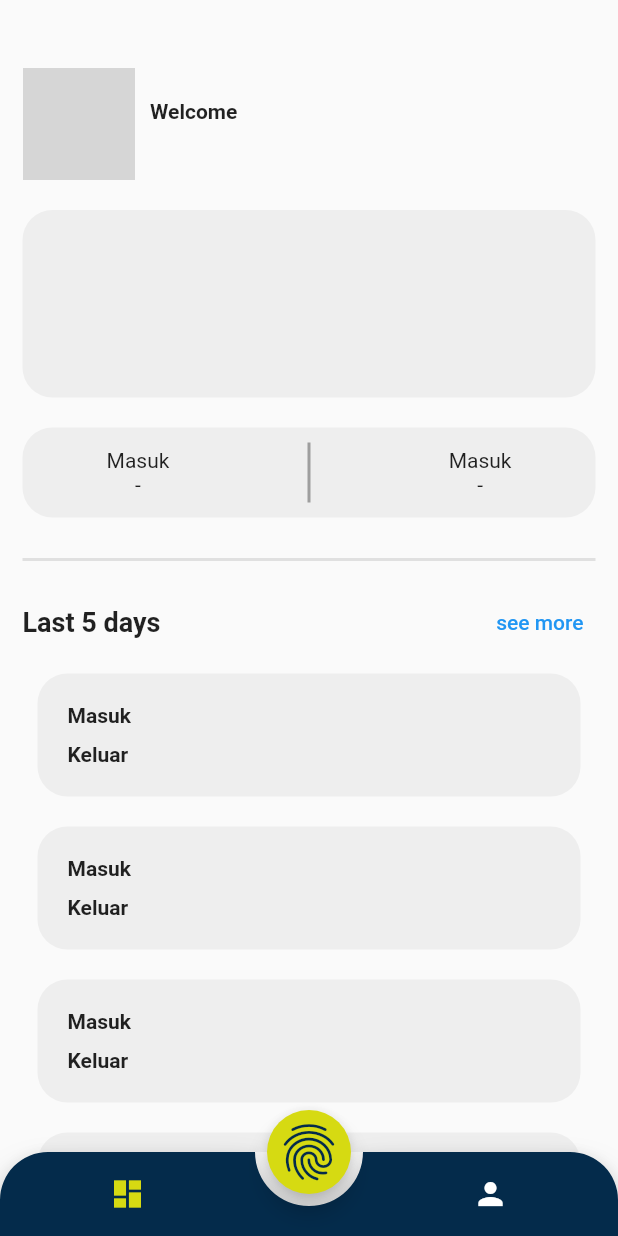
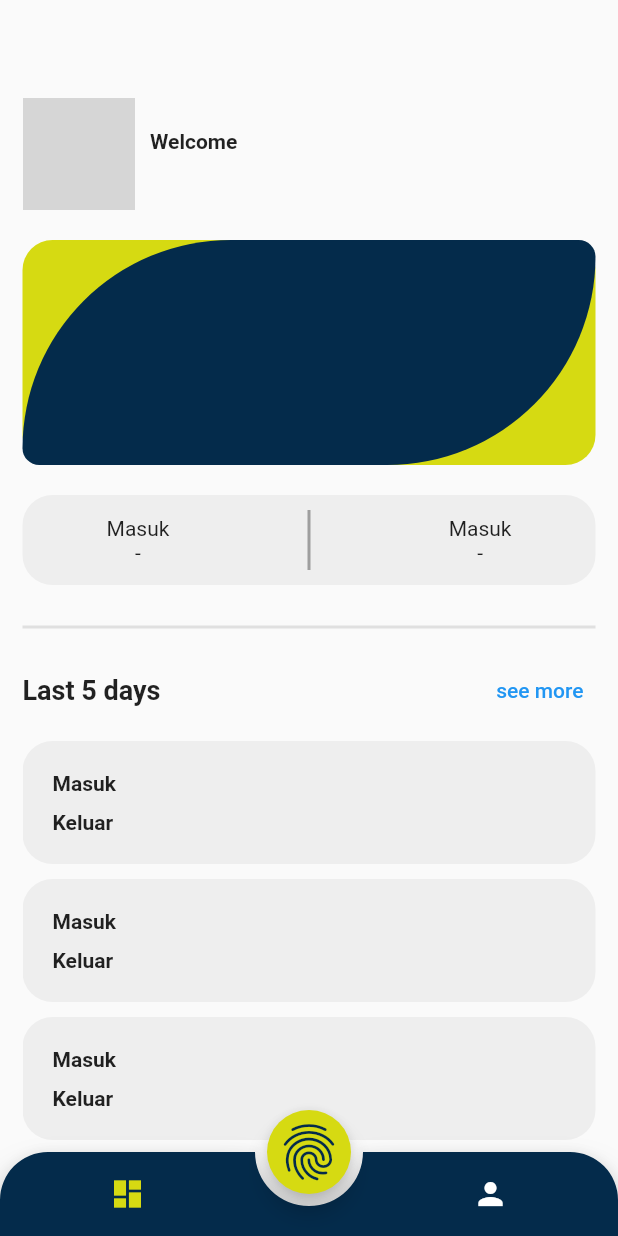
Before and after one commit to Adikara20/attendace, a Flutter app: the HomeView screen opened by its route, after a tap on the "fingerprint" icon, on a phone screen of 412 x 824 dp. Run offline on Flutter 3.47's test engine with Material 2 defaults, Android fonts, the phone set to English and light mode, and no system bars; drawn by our look-alikes of animated_bottom_navigation_bar; our stand-ins replace cloud_firestore, firebase_auth, firebase_core, firebase_storage, geocoding, geolocator and 2 more; accounts and stored records are empty; network calls fail; grey boxes are pictures that could not be loaded.

Commit message:
subCommit 5b
adjust display home page

```diff
--- a/lib/app/controllers/page_index_controller_controller.dart
+++ b/lib/app/controllers/page_index_controller_controller.dart
@@ -24,6 +24,10 @@ class PageIndexControllerController extends GetxController {
   void changePage(int index) async {
     switch (index) {
       case 0:
+        indexPage.value = index;
+        Get.offAllNamed(Routes.HOME);
+        break;
+      case 1:
         Map<String, dynamic> dataResponse = await determinePosition();
         if (dataResponse["error"] != true) {
           Position position = dataResponse["position"];
@@ -47,13 +51,14 @@ class PageIndexControllerController extends GetxController {
           Get.snackbar("error occurred", dataResponse["message"]);
         }
         break;
-      case 1:
+      case 2:
         indexPage.value = index;
         Get.offAllNamed(Routes.PROFILE);
         break;
       default:
         indexPage.value = index;
         Get.offAllNamed(Routes.HOME);
+        break;
     }
   }
 
@@ -91,7 +96,7 @@ class PageIndexControllerController extends GetxController {
           "long": position.longitude,
           "address": address,
           "status": status,
-          "distance" : distance,
+          "distance": distance,
         }
       });
     } else {
@@ -111,7 +116,7 @@ class PageIndexControllerController extends GetxController {
                   "long": position.longitude,
                   "address": address,
                   "status": status,
-                  "distance" : distance,
+                  "distance": distance,
                 }
               })
             : Get.snackbar("Successfully", "You got attendance in & out");
@@ -125,7 +130,7 @@ class PageIndexControllerController extends GetxController {
             "long": position.longitude,
             "address": address,
             "status": status,
-            "distance" : distance,
+            "distance": distance,
           }
         });
       }
--- a/lib/app/modules/home_modules/home/views/home_view.dart
+++ b/lib/app/modules/home_modules/home/views/home_view.dart
@@ -1,7 +1,6 @@
 import 'package:animated_bottom_navigation_bar/animated_bottom_navigation_bar.dart';
 import 'package:attendace/app/controllers/page_index_controller_controller.dart';
 import 'package:cloud_firestore/cloud_firestore.dart';
-import 'package:firebase_auth/firebase_auth.dart';
 import 'package:flutter/material.dart';
 
 import 'package:get/get.dart';
@@ -62,10 +61,11 @@ class HomeView extends GetView<HomeController> {
             String defaultImage =
                 "https://ui-avatars.com/api/?name=${user['name']}";
 
-              return ListView(
-                padding: const EdgeInsets.only(top: 45,right: 15, bottom: 15, left: 15),
+            return Padding(
+              padding: const EdgeInsets.only(
+                  top: 65, left: 15, right: 15, bottom: 5),
+              child: Column(
                 children: [
-                  //
                   Row(
                     children: [
                       ClipOval(
@@ -106,19 +106,43 @@ class HomeView extends GetView<HomeController> {
                   const SizedBox(
                     height: 20,
                   ),
+                  Stack(
+                    alignment: Alignment.center,
+                    children: [
                       Container(
-                    //height: 250,
+                        width: MediaQuery.of(context).size.width,
+                        height: 150,
                         padding: const EdgeInsets.all(10),
-                    decoration: BoxDecoration(
-                      borderRadius: BorderRadius.circular(20),
-                      color: Colors.grey[200],
+                        decoration: const BoxDecoration(
+                            borderRadius: BorderRadius.all(Radius.circular(20)),
+                            //color: Colors.grey[200],
+                            color: AppColors.secondaryColor),
+                        child: const SizedBox(),
                       ),
-                    child: Column(
+                      Container(
+                        width: MediaQuery.of(context).size.width,
+                        height: 150,
+                        padding: const EdgeInsets.all(10),
+                        decoration: const BoxDecoration(
+                            borderRadius: BorderRadiusDirectional.only(
+                              topStart: Radius.circular(250),
+                              bottomEnd: Radius.circular(250),
+                              topEnd: Radius.circular(20),
+                              bottomStart: Radius.circular(20),
+                            ),
+                            //color: Colors.grey[200],
+                            color: AppColors.primaryColor),
+                        child: const SizedBox(),
+                      ),
+                      Column(
                         children: [
                           Text(
                             "${user["job"]}",
                             style: const TextStyle(
-                              fontSize: 22, fontWeight: FontWeight.bold),
+                              fontSize: 22,
+                              fontWeight: FontWeight.bold,
+                              color: AppColors.whiteColor,
+                            ),
                           ),
                           const SizedBox(
                             height: 10,
@@ -126,7 +150,10 @@ class HomeView extends GetView<HomeController> {
                           Text(
                             "${user["nip"]}",
                             style: const TextStyle(
-                              fontSize: 28, fontWeight: FontWeight.bold),
+                              fontSize: 28,
+                              fontWeight: FontWeight.bold,
+                              color: AppColors.whiteColor,
+                            ),
                           ),
                           const SizedBox(
                             height: 10,
@@ -135,10 +162,12 @@ class HomeView extends GetView<HomeController> {
                             "${user["name"]}",
                             style: const TextStyle(
                               fontSize: 22,
+                              color: AppColors.whiteColor,
                             ),
                           ),
                         ],
                       ),
+                    ],
                   ),
                   const SizedBox(
                     height: 20,
@@ -198,16 +227,18 @@ class HomeView extends GetView<HomeController> {
                       ),
                     ],
                   ),
-                  // const SizedBox(
-                  //   height: 10,
-                  // ),
-                  ListView.builder(
-                      shrinkWrap: true,
-                      physics: const NeverScrollableScrollPhysics(),
+                  const SizedBox(
+                    height: 10,
+                  ),
+                  Expanded(
+                    child: ListView.builder(
+                      padding: EdgeInsets.zero,
+                      //shrinkWrap: true,
+                      //physics: const NeverScrollableScrollPhysics(),
                       itemCount: 5,
                       itemBuilder: (context, index) {
                         return Padding(
-                          padding: const EdgeInsets.all(10),
+                          padding: const EdgeInsets.only(bottom: 10),
                           child: Material(
                             color: Colors.grey[200],
                             borderRadius: BorderRadius.circular(20),
@@ -244,31 +275,19 @@ class HomeView extends GetView<HomeController> {
                             ),
                           ),
                         );
-                      }),
+                      },
+                    ),
+                  ),
                 ],
+              ),
             );
           } else {
             return const Center(
               child: Text("Cannot execute database"),
             );
           }
-          }),
-
-      // floatingActionButton: Obx(
-      //   () => FloatingActionButton(
-      //     onPressed: () async {
-      //       if (controller.isLoading.isFalse) {
-      //         controller.isLoading.value = true;
-      //         await FirebaseAuth.instance.signOut();
-      //         controller.isLoading.value = false;
-      //         Get.offAllNamed(Routes.LOGIN);
-      //       }
-      //     },
-      //     child: controller.isLoading.isFalse
-      //         ? const Icon(Icons.logout)
-      //         : const CircularProgressIndicator(),
-      //   ),
-      // ),
+        },
+      ),
       floatingActionButton: FloatingActionButton(
         backgroundColor: AppColors.secondaryColor,
         child: const Icon(
--- a/lib/app/routes/app_pages.dart
+++ b/lib/app/routes/app_pages.dart
@@ -58,7 +58,7 @@ class AppPages {
     ),
     GetPage(
       name: _Paths.PROFILE,
-      page: () => const ProfileView(),
+      page: () => ProfileView(),
       binding: ProfileBinding(),
       transition: Transition.fadeIn,
     ),
```
Also changed, not shown: lib/app/modules/profile_modules/profile/views/profile_view.dart (+28 -1 lines). Lines whose indentation alone changed are shown as unchanged.
